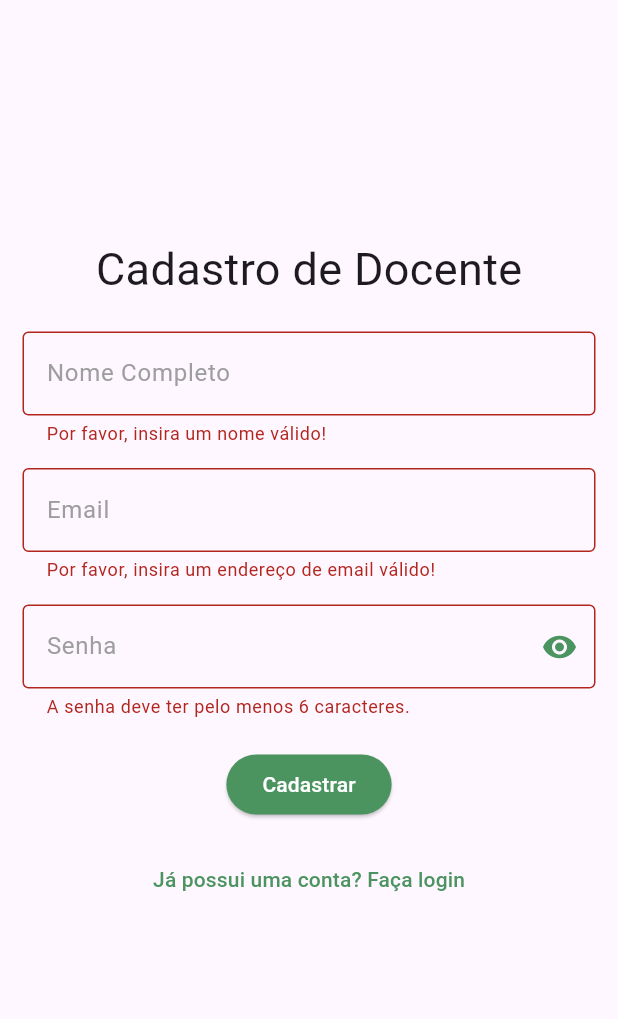
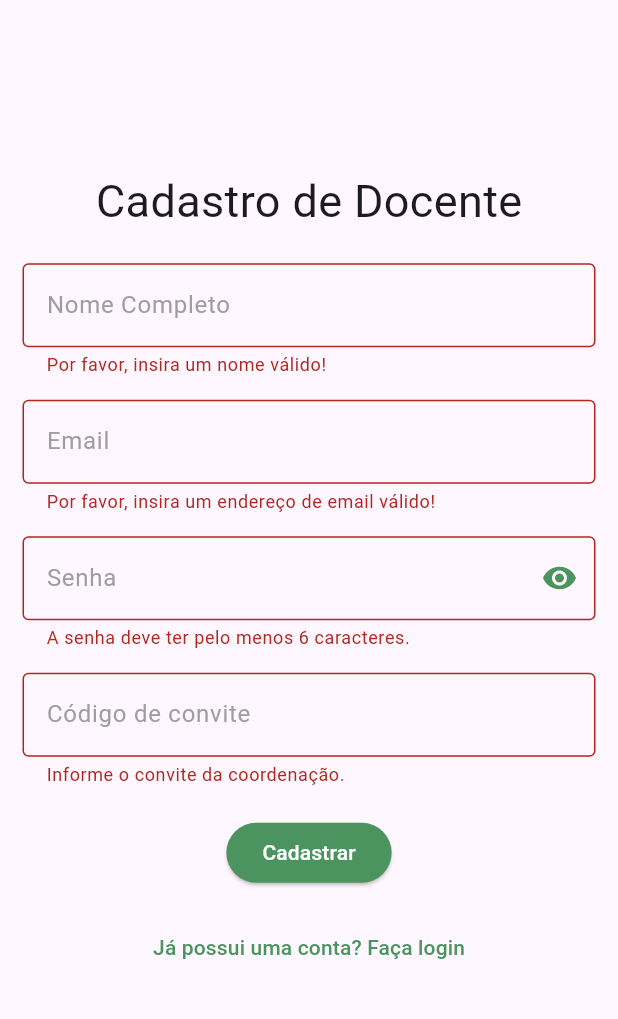
Before and after one commit to gsfgabi/Projeto-APP-Mensagens, a Flutter app: the RegisterTeacher screen opened by its route, after a tap on "Cadastrar", on a phone screen of 412 x 824 dp, the part 84-1103 px from its top. Run offline on Flutter 3.47's test engine with Material 3 defaults, Android fonts, the phone set to English and light mode, and no system bars; our stand-ins replace cloud_firestore, cloud_functions, firebase_auth, firebase_core, firebase_messaging, firebase_storage and 3 more; accounts and stored records are empty; network calls fail.

Commit message:
fix: Fechar o Firestore no servidor e atualizar as Cloud Functions
Regras versionadas, cargo de equipe só com convite e lockfile novo do firebase-admin. Senhas de teste saíram do README.

```diff
--- /dev/null
+++ b/app_unichat/lib/firebase/funcoes.dart
@@ -0,0 +1,34 @@
+import 'package:cloud_functions/cloud_functions.dart';
+
+class FuncoesUnichat {
+  static final _fn = FirebaseFunctions.instance;
+
+  static Future<List<String>> listarNomesTurmas() async {
+    final res = await _fn.httpsCallable('listarNomesTurmas').call();
+    final data = Map<String, dynamic>.from(res.data as Map);
+    final names = (data['names'] as List?) ?? [];
+    return names.map((item) => item.toString()).toList();
+  }
+
+  static Future<void> entrarTurma(String codigo) async {
+    await _fn.httpsCallable('entrarTurma').call({
+      'codigo': codigo.trim().toUpperCase(),
+    });
+  }
+
+  static Future<void> criarContaEquipe({
+    required String email,
+    required String password,
+    required String nome,
+    required String papel,
+    required String convite,
+  }) async {
+    await _fn.httpsCallable('criarContaEquipe').call({
+      'email': email,
+      'password': password,
+      'nome': nome,
+      'papel': papel,
+      'convite': convite,
+    });
+  }
+}
--- a/app_unichat/lib/register/register_teacher.dart
+++ b/app_unichat/lib/register/register_teacher.dart
@@ -1,8 +1,6 @@
+import 'package:cloud_functions/cloud_functions.dart';
+import 'package:curso_flutter_flutterando/firebase/funcoes.dart';
 import 'package:flutter/material.dart';
-import 'package:cloud_firestore/cloud_firestore.dart';
-import 'package:firebase_auth/firebase_auth.dart';
-
-final _firebaseAuth = FirebaseAuth.instance;
 
 class RegisterTeacher extends StatefulWidget {
   const RegisterTeacher({super.key});
@@ -15,17 +13,20 @@ class _RegisterTeacherState extends State<RegisterTeacher> {
   String nomeCompleto = '';
   String email = '';
   String senha = '';
+  String convite = '';
   bool _obscureText = true;
   final _formKey = GlobalKey<FormState>();
   final FocusNode _focusNodeNomeCompleto = FocusNode();
   final FocusNode _focusNodeEmail = FocusNode();
   final FocusNode _focusNodeSenha = FocusNode();
+  final FocusNode _focusNodeConvite = FocusNode();
 
   @override
   void dispose() {
     _focusNodeNomeCompleto.dispose();
     _focusNodeEmail.dispose();
     _focusNodeSenha.dispose();
+    _focusNodeConvite.dispose();
     super.dispose();
   }
 
@@ -192,6 +193,44 @@ class _RegisterTeacherState extends State<RegisterTeacher> {
                   ),
                 ),
               ),
+              const SizedBox(height: 15),
+              Padding(
+                padding: const EdgeInsets.symmetric(horizontal: 15.0),
+                child: Focus(
+                  focusNode: _focusNodeConvite,
+                  child: Builder(
+                    builder: (context) {
+                      final isFocused = Focus.of(context).hasFocus;
+                      return TextFormField(
+                        onChanged: (text) {
+                          convite = text;
+                        },
+                        decoration: InputDecoration(
+                          labelText: 'Código de convite',
+                          labelStyle: TextStyle(
+                            color: isFocused ? const Color(0xFF4B9460) : Colors.grey,
+                          ),
+                          border: const OutlineInputBorder(),
+                          focusedBorder: const OutlineInputBorder(
+                            borderSide: BorderSide(
+                              color: Color(0xFF4B9460),
+                            ),
+                          ),
+                        ),
+                        validator: (value) {
+                          if (value == null || value.trim().isEmpty) {
+                            return 'Informe o convite da coordenação.';
+                          }
+                          return null;
+                        },
+                        onSaved: (value) {
+                          convite = value ?? '';
+                        },
+                      );
+                    },
+                  ),
+                ),
+              ),
               const SizedBox(height: 20),
               ElevatedButton(
                 style: ElevatedButton.styleFrom(
@@ -206,21 +245,13 @@ class _RegisterTeacherState extends State<RegisterTeacher> {
                   try {
                     if (email.isNotEmpty && senha.isNotEmpty) {
                       if (email.contains('unicv.edu.br')) {
-                        final credentials =
-                            await _firebaseAuth.createUserWithEmailAndPassword(
+                        await FuncoesUnichat.criarContaEquipe(
                           email: email,
                           password: senha,
+                          nome: nomeCompleto.toUpperCase(),
+                          papel: 'professor',
+                          convite: convite,
                         );
-
-                        await FirebaseFirestore.instance
-                            .collection('usuarios')
-                            .doc(credentials.user!.uid)
-                            .set({
-                          'email': email,
-                          'usuario': nomeCompleto.toUpperCase(),
-                          'isProfessor': true,
-                          'isCoordenador': false,
-                        });
 
                         ScaffoldMessenger.of(context).showSnackBar(
                           const SnackBar(
@@ -230,18 +261,12 @@ class _RegisterTeacherState extends State<RegisterTeacher> {
 
                         Navigator.of(context).pushReplacementNamed('/login');
                       }
-                    } else {
-                      print('Por favor, insira seu email e senha!');
                     }
-                  } on FirebaseAuthException catch (error) {
-                    String message = 'Falha no cadastro de novo docente';
-                    if (error.code == 'email-already-in-use') {
-                      message = 'Email já utilizado';
-                    }
+                  } on FirebaseFunctionsException catch (error) {
                     ScaffoldMessenger.of(context).clearSnackBars();
                     ScaffoldMessenger.of(context).showSnackBar(
                       SnackBar(
-                        content: Text(message),
+                        content: Text(error.message ?? 'Falha no cadastro de novo docente'),
                       ),
                     );
                   }
```
Also changed, not shown: app_unichat/lib/pages/chat_page.dart (+13 -5 lines), app_unichat/lib/pages/class_page.dart (+24 -46 lines), app_unichat/lib/pages/resource/add_data.dart (+20 -17 lines), app_unichat/lib/register/register_coordinator.dart (+51 -28 lines), app_unichat/lib/register/register_student.dart (+28 -70 lines), app_unichat/lib/widgets/mensagens_chat.dart (+16 -14 lines), app_unichat/firebase.json, 10 other files.
